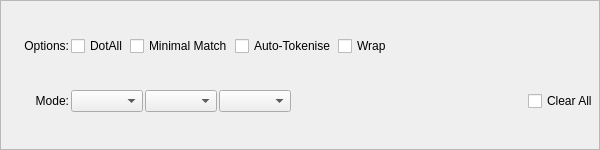
Above: src/Form_Files/Controls.ui from Sigil-Ebook/Sigil before the change. Below: the same form after it.
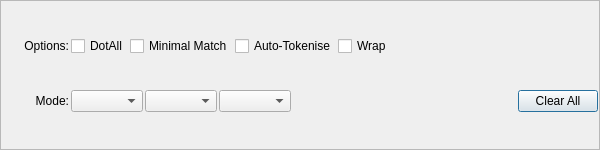
That is the form after the change.

Commit message: change to Clear button in Controls Delegate and auto update controls tooltips

Patch:
```diff
--- a/src/Form_Files/Controls.ui
+++ b/src/Form_Files/Controls.ui
@@ -206,7 +206,7 @@
            </spacer>
           </item>
           <item>
-           <widget class="QCheckBox" name="chkClearAll">
+           <widget class="QPushButton" name="btClearAll">
             <property name="text">
              <string>Clear All</string>
             </property>
```
The commit also changes 4 other files.
